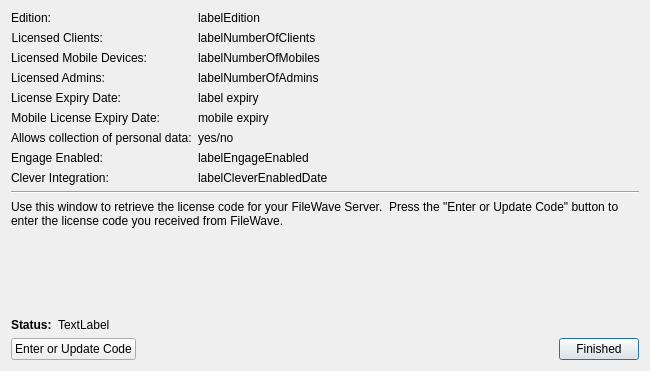
Above: FWAdminLib/EditActivationCodesDlg.ui from fw-dev/translations before the change. Below: the same form after it.
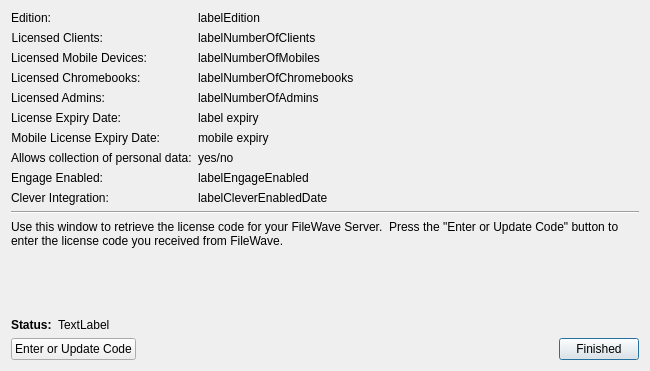
That is the form after the change.

```diff
--- a/FWAdminLib/EditActivationCodesDlg.ui
+++ b/FWAdminLib/EditActivationCodesDlg.ui
@@ -122,7 +122,7 @@
          </property>
         </widget>
        </item>
-       <item row="3" column="0">
+       <item row="4" column="0">
         <widget class="QLabel" name="label_4">
          <property name="text">
           <string>Licensed Admins:</string>
@@ -132,14 +132,14 @@
          </property>
         </widget>
        </item>
-       <item row="3" column="1">
+       <item row="4" column="1">
         <widget class="QLabel" name="labelNumberOfAdmins">
          <property name="text">
           <string>labelNumberOfAdmins</string>
          </property>
         </widget>
        </item>
-       <item row="4" column="0">
+       <item row="5" column="0">
         <widget class="QLabel" name="label_8">
          <property name="text">
           <string>License Expiry Date:</string>
@@ -149,14 +149,14 @@
          </property>
         </widget>
        </item>
-       <item row="4" column="1">
+       <item row="5" column="1">
         <widget class="QLabel" name="labelExpiryDate">
          <property name="text">
           <string>label expiry</string>
          </property>
         </widget>
        </item>
-       <item row="5" column="0">
+       <item row="6" column="0">
         <widget class="QLabel" name="label_9">
          <property name="text">
           <string>Mobile License Expiry Date:</string>
@@ -166,55 +166,69 @@
          </property>
         </widget>
        </item>
-       <item row="5" column="1">
+       <item row="6" column="1">
         <widget class="QLabel" name="labelMovileExpiryDate">
          <property name="text">
           <string>mobile expiry</string>
          </property>
         </widget>
        </item>
-       <item row="6" column="0">
+       <item row="7" column="0">
         <widget class="QLabel" name="label_7">
          <property name="text">
           <string>Allows collection of personal data:</string>
          </property>
         </widget>
        </item>
-       <item row="6" column="1">
+       <item row="7" column="1">
         <widget class="QLabel" name="labelAllowUserDataCollection">
          <property name="text">
           <string>yes/no</string>
          </property>
         </widget>
        </item>
-       <item row="7" column="0">
+       <item row="8" column="0">
         <widget class="QLabel" name="label_10">
          <property name="text">
           <string>Engage Enabled:</string>
          </property>
         </widget>
        </item>
-       <item row="7" column="1">
+       <item row="8" column="1">
         <widget class="QLabel" name="labelEngageEnabled">
          <property name="text">
           <string>labelEngageEnabled</string>
          </property>
         </widget>
        </item>
-       <item row="8" column="0">
+       <item row="9" column="0">
         <widget class="QLabel" name="label_11">
          <property name="text">
           <string>Clever Integration:</string>
          </property>
         </widget>
        </item>
-       <item row="8" column="1">
+       <item row="9" column="1">
         <widget class="QLabel" name="labelCleverFromDate">
          <property name="text">
           <string>labelCleverEnabledDate</string>
          </property>
         </widget>
        </item>
+       <item row="3" column="0">
+        <widget class="QLabel" name="label">
+         <property name="text">
+          <string>Licensed Chromebooks:</string>
+         </property>
+        </widget>
+       </item>
+       <item row="3" column="1">
+        <widget class="QLabel" name="labelNumberOfChromebooks">
+         <property name="text">
+          <string>labelNumberOfChromebooks</string>
+         </property>
+        </widget>
+       </item>
       </layout>
      </item>
      <item>
```
